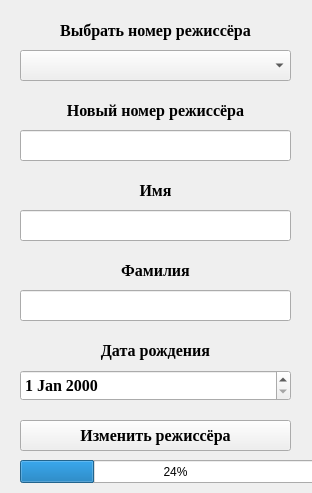
Before: the Qt Designer form Client/updatedirector.ui in NikitaVirachev/course-work-on-DB, drawn with Qt 5.
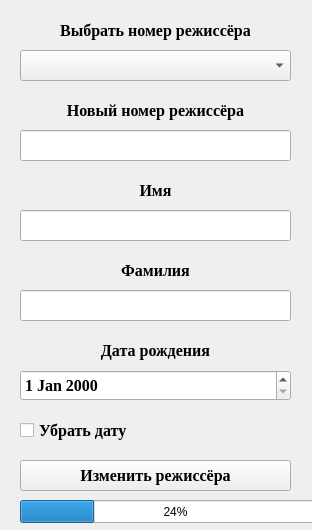
After: the same form once the commit is applied.

```diff
--- a/Client/updatedirector.ui
+++ b/Client/updatedirector.ui
@@ -7,7 +7,7 @@
     <x>0</x>
     <y>0</y>
     <width>312</width>
-    <height>493</height>
+    <height>530</height>
    </rect>
   </property>
   <property name="windowTitle">
@@ -227,7 +227,7 @@
    <property name="geometry">
     <rect>
      <x>20</x>
-     <y>420</y>
+     <y>460</y>
      <width>271</width>
      <height>31</height>
     </rect>
@@ -248,7 +248,7 @@
    <property name="geometry">
     <rect>
      <x>20</x>
-     <y>460</y>
+     <y>500</y>
      <width>311</width>
      <height>23</height>
     </rect>
@@ -257,6 +257,27 @@
     <number>24</number>
    </property>
   </widget>
+  <widget class="QCheckBox" name="checkBox">
+   <property name="geometry">
+    <rect>
+     <x>20</x>
+     <y>420</y>
+     <width>271</width>
+     <height>20</height>
+    </rect>
+   </property>
+   <property name="font">
+    <font>
+     <family>Times New Roman</family>
+     <pointsize>12</pointsize>
+     <weight>75</weight>
+     <bold>true</bold>
+    </font>
+   </property>
+   <property name="text">
+    <string>Убрать дату</string>
+   </property>
+  </widget>
  </widget>
  <resources/>
  <connections/>
```
